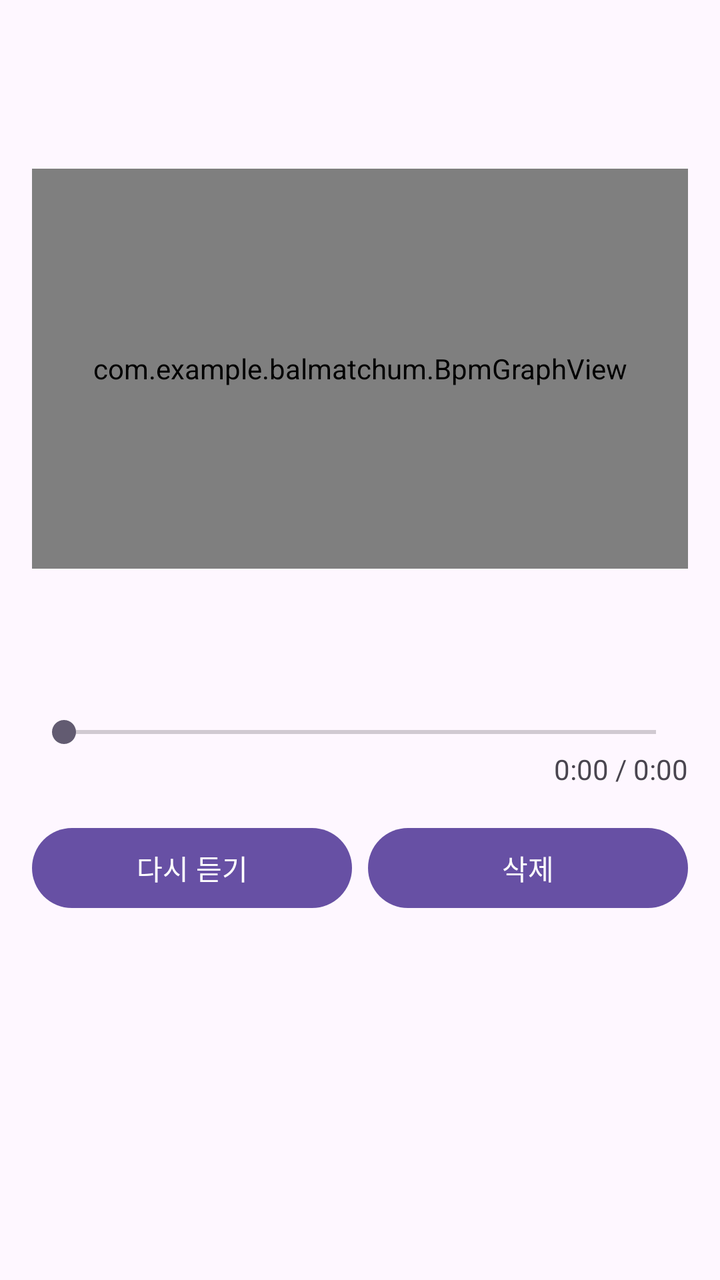
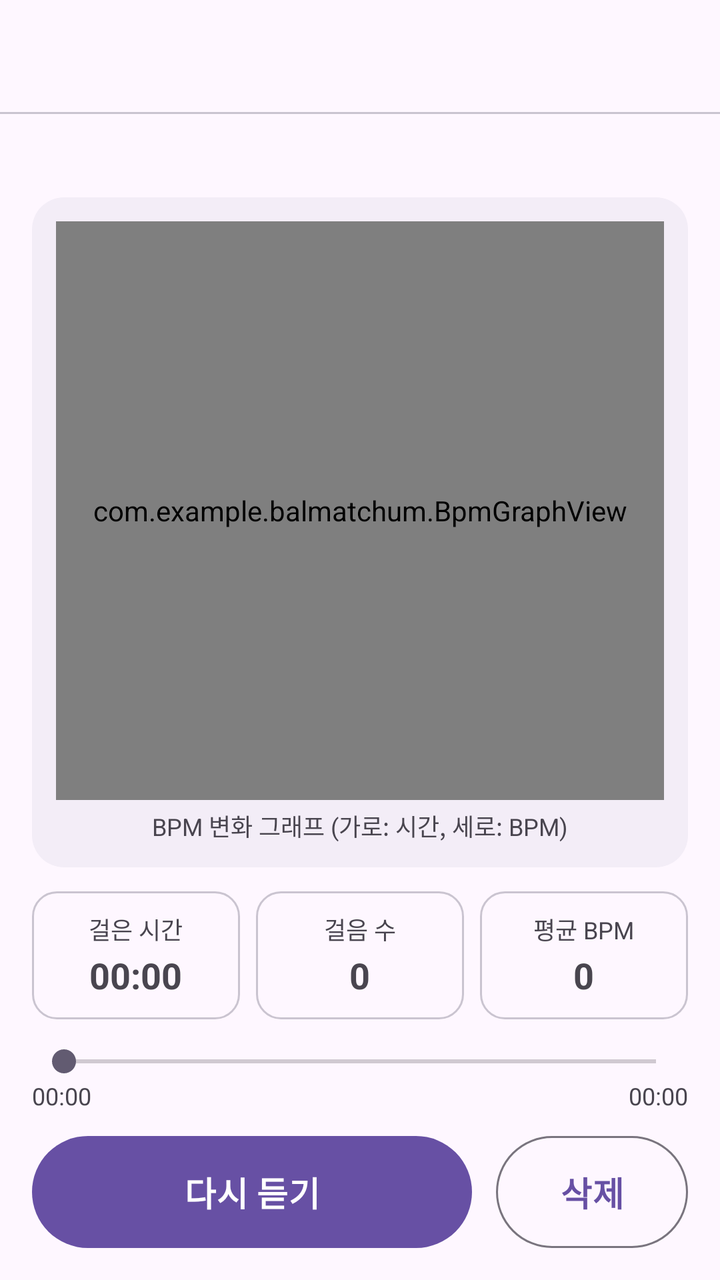

Screens rendered from an Android XML layout before and after an edit, with the pre-edit source and the edit as a unified diff.
<!-- AndroidManifest.xml: application theme Theme.Balmatchum -->
<!-- res/layout/activity_song_detail.xml -->
<?xml version="1.0" encoding="utf-8"?>
<FrameLayout xmlns:android="http://schemas.android.com/apk/res/android"
    android:layout_width="match_parent"
    android:layout_height="match_parent"
    android:fitsSystemWindows="true">


<ScrollView
    android:layout_width="match_parent"
    android:layout_height="match_parent">

<LinearLayout
    android:layout_width="match_parent"
    android:layout_height="wrap_content"
    android:orientation="vertical"
    android:padding="16dp">

    
    <TextView
        android:id="@+id/tvTitle"
        android:layout_width="match_parent"
        android:layout_height="wrap_content"
        android:textSize="22sp"
        android:textStyle="bold" />

    
    <TextView
        android:id="@+id/tvDate"
        android:layout_width="match_parent"
        android:layout_height="wrap_content"
        android:layout_marginTop="4dp" />

    
    <com.example.balmatchum.BpmGraphView
        android:id="@+id/graph"
        android:layout_width="match_parent"
        android:layout_height="200dp"
        android:layout_marginTop="16dp" />

    
    <TextView
        android:id="@+id/tvStats"
        android:layout_width="match_parent"
        android:layout_height="wrap_content"
        android:layout_marginTop="12dp"
        android:gravity="center"
        android:textSize="16sp" />

    
    <TextView
        android:id="@+id/tvSound"
        android:layout_width="match_parent"
        android:layout_height="wrap_content"
        android:layout_marginTop="4dp"
        android:gravity="center" />

    
    <SeekBar
        android:id="@+id/seek"
        android:layout_width="match_parent"
        android:layout_height="wrap_content"
        android:layout_marginTop="16dp" />

    
    <TextView
        android:id="@+id/tvTime"
        android:layout_width="match_parent"
        android:layout_height="wrap_content"
        android:gravity="end"
        android:text="0:00 / 0:00" />

    
    <LinearLayout
        android:layout_width="match_parent"
        android:layout_height="wrap_content"
        android:layout_marginTop="16dp"
        android:orientation="horizontal">

        <Button
            android:id="@+id/btnPlay"
            android:layout_width="0dp"
            android:layout_height="wrap_content"
            android:layout_weight="1"
            android:layout_marginEnd="8dp"
            android:text="다시 듣기" />

        <Button
            android:id="@+id/btnDelete"
            android:layout_width="0dp"
            android:layout_height="wrap_content"
            android:layout_weight="1"
            android:text="삭제" />
    </LinearLayout>
</LinearLayout>
</ScrollView>
</FrameLayout>
<!-- resources referenced by this layout -->
<resources>
  <style name="Theme.Balmatchum" parent="Base.Theme.Balmatchum" />
  <style name="Base.Theme.Balmatchum" parent="Theme.Material3.DayNight.NoActionBar">
          
          
      </style>
</resources>

<!-- the commit's change to res/layout/activity_song_detail.xml (unified diff, before → after) -->
@@ -1,96 +1,247 @@
 <?xml version="1.0" encoding="utf-8"?>
 <FrameLayout xmlns:android="http://schemas.android.com/apk/res/android"
+    xmlns:app="http://schemas.android.com/apk/res-auto"
     android:layout_width="match_parent"
     android:layout_height="match_parent"
     android:fitsSystemWindows="true">
 
-
-<ScrollView
-    android:layout_width="match_parent"
-    android:layout_height="match_parent">
-
 <LinearLayout
     android:layout_width="match_parent"
+    android:layout_height="match_parent"
+    android:orientation="vertical">
+
+    
+    <include layout="@layout/include_toolbar" />
+
+    <LinearLayout
+        android:layout_width="match_parent"
+        android:layout_height="0dp"
+        android:layout_weight="1"
+        android:orientation="vertical"
+        android:paddingStart="16dp"
+        android:paddingTop="12dp"
+        android:paddingEnd="16dp"
+        android:paddingBottom="16dp">
+
+        
+        <TextView
+            android:id="@+id/tvDate"
+            android:layout_width="match_parent"
+            android:layout_height="wrap_content"
+            android:textColor="?attr/colorOnSurfaceVariant"
+            android:textSize="13sp" />
+
+        
+        <LinearLayout
+            android:layout_width="match_parent"
+            android:layout_height="0dp"
+            android:layout_marginTop="12dp"
+            android:layout_weight="1"
+            android:background="@drawable/bg_panel"
+            android:minHeight="200dp"
+            android:orientation="vertical"
+            android:padding="12dp">
+
+            
+            <com.example.balmatchum.BpmGraphView
+                android:id="@+id/graph"
+                android:layout_width="match_parent"
+                android:layout_height="0dp"
+                android:layout_weight="1" />
+
+            <TextView
+                android:layout_width="match_parent"
+                android:layout_height="wrap_content"
+                android:layout_marginTop="4dp"
+                android:gravity="center"
+                android:text="BPM 변화 그래프 (가로: 시간, 세로: BPM)"
+                android:textColor="?attr/colorOnSurfaceVariant"
+                android:textSize="12sp" />
+        </LinearLayout>
+
+        
+        <include
+            layout="@layout/include_stat_tiles"
+            android:layout_width="match_parent"
+            android:layout_height="wrap_content"
+            android:layout_marginTop="12dp" />
+
+        
+        <SeekBar
+            android:id="@+id/seek"
+            android:layout_width="match_parent"
+            android:layout_height="wrap_content"
+            android:layout_marginTop="12dp" />
+
+        
+        <LinearLayout
+            android:layout_width="match_parent"
+            android:layout_height="wrap_content"
+            android:orientation="horizontal">
+
+            <TextView
+                android:id="@+id/tvTimeNow"
+                android:layout_width="0dp"
+                android:layout_height="wrap_content"
+                android:layout_weight="1"
+                android:text="00:00"
+                android:textColor="?attr/colorOnSurfaceVariant"
+                android:textSize="12sp" />
+
+            <TextView
+                android:id="@+id/tvTimeTotal"
+                android:layout_width="wrap_content"
+                android:layout_height="wrap_content"
+                android:text="00:00"
+                android:textColor="?attr/colorOnSurfaceVariant"
+                android:textSize="12sp" />
+        </LinearLayout>
+
+        
+        <LinearLayout
+            android:layout_width="match_parent"
+            android:layout_height="wrap_content"
+            android:layout_marginTop="12dp"
+            android:orientation="horizontal">
+
+            
+            <com.google.android.material.button.MaterialButton
+                android:id="@+id/btnPlay"
+                android:layout_width="0dp"
+                android:layout_height="56dp"
+                android:layout_weight="1"
+                android:insetTop="0dp"
+                android:insetBottom="0dp"
+                android:text="다시 듣기"
+                android:textSize="17sp"
+                android:textStyle="bold"
+                app:cornerRadius="28dp" />
+
+            
+            <com.google.android.material.button.MaterialButton
+                android:id="@+id/btnDelete"
+                style="@style/Widget.Material3.Button.OutlinedButton"
+                android:layout_width="96dp"
+                android:layout_height="56dp"
+                android:layout_marginStart="12dp"
+                android:insetTop="0dp"
+                android:insetBottom="0dp"
+                android:text="삭제"
+                android:textSize="17sp"
+                android:textStyle="bold"
+                app:cornerRadius="28dp" />
+        </LinearLayout>
+    </LinearLayout>
+</LinearLayout>
+</FrameLayout>
+<!-- res/layout/include_toolbar.xml (included above) -->
+<?xml version="1.0" encoding="utf-8"?>
+<merge xmlns:android="http://schemas.android.com/apk/res/android"
+    xmlns:app="http://schemas.android.com/apk/res-auto">
+
+    
+    <com.google.android.material.appbar.MaterialToolbar
+        android:id="@+id/toolbar"
+        android:layout_width="match_parent"
+        android:layout_height="56dp"
+        app:titleTextAppearance="@style/TextAppearance.Balmatchum.ToolbarTitle" />
+
+    
+    <View
+        android:layout_width="match_parent"
+        android:layout_height="1dp"
+        android:background="?attr/colorOutlineVariant" />
+</merge>
+<!-- res/layout/include_stat_tiles.xml (included above) -->
+<?xml version="1.0" encoding="utf-8"?>
+<LinearLayout xmlns:android="http://schemas.android.com/apk/res/android"
+    android:layout_width="match_parent"
     android:layout_height="wrap_content"
-    android:orientation="vertical"
-    android:padding="16dp">
-
-    
-    <TextView
-        android:id="@+id/tvTitle"
-        android:layout_width="match_parent"
+    android:orientation="horizontal">
+
+    
+    <LinearLayout
+        android:layout_width="0dp"
         android:layout_height="wrap_content"
-        android:textSize="22sp"
-        android:textStyle="bold" />
-
-    
-    <TextView
-        android:id="@+id/tvDate"
-        android:layout_width="match_parent"
+        android:layout_weight="1"
+        android:background="@drawable/bg_tile"
+        android:gravity="center"
+        android:orientation="vertical"
+        android:paddingTop="10dp"
+        android:paddingBottom="10dp">
+
+        <TextView
+            android:layout_width="wrap_content"
+            android:layout_height="wrap_content"
+            android:text="걸은 시간"
+            android:textColor="?attr/colorOnSurfaceVariant"
+            android:textSize="12sp" />
+
+        <TextView
+            android:id="@+id/tvStatTime"
+            android:layout_width="wrap_content"
+            android:layout_height="wrap_content"
+            android:layout_marginTop="2dp"
+            android:text="00:00"
+            android:textSize="18sp"
+            android:textStyle="bold" />
+    </LinearLayout>
+
+    
+    <LinearLayout
+        android:layout_width="0dp"
         android:layout_height="wrap_content"
-        android:layout_marginTop="4dp" />
-
-    
-    <com.example.balmatchum.BpmGraphView
-        android:id="@+id/graph"
-        android:layout_width="match_parent"
-        android:layout_height="200dp"
-        android:layout_marginTop="16dp" />
-
-    
-    <TextView
-        android:id="@+id/tvStats"
-        android:layout_width="match_parent"
+        android:layout_marginStart="8dp"
+        android:layout_marginEnd="8dp"
+        android:layout_weight="1"
+        android:background="@drawable/bg_tile"
+        android:gravity="center"
+        android:orientation="vertical"
+        android:paddingTop="10dp"
+        android:paddingBottom="10dp">
+
+        <TextView
+            android:layout_width="wrap_content"
+            android:layout_height="wrap_content"
+            android:text="걸음 수"
+            android:textColor="?attr/colorOnSurfaceVariant"
+            android:textSize="12sp" />
+
+        <TextView
+            android:id="@+id/tvStatSteps"
+            android:layout_width="wrap_content"
+            android:layout_height="wrap_content"
+            android:layout_marginTop="2dp"
+            android:text="0"
+            android:textSize="18sp"
+            android:textStyle="bold" />
+    </LinearLayout>
+
+    
+    <LinearLayout
+        android:layout_width="0dp"
         android:layout_height="wrap_content"
-        android:layout_marginTop="12dp"
+        android:layout_weight="1"
+        android:background="@drawable/bg_tile"
         android:gravity="center"
-        android:textSize="16sp" />
-
-    
-    <TextView
-        android:id="@+id/tvSound"
-        android:layout_width="match_parent"
-        android:layout_height="wrap_content"
-        android:layout_marginTop="4dp"
-        android:gravity="center" />
-
-    
-    <SeekBar
-        android:id="@+id/seek"
-        android:layout_width="match_parent"
-        android:layout_height="wrap_content"
-        android:layout_marginTop="16dp" />
-
-    
-    <TextView
-        android:id="@+id/tvTime"
-        android:layout_width="match_parent"
-        android:layout_height="wrap_content"
-        android:gravity="end"
-        android:text="0:00 / 0:00" />
-
-    
-    <LinearLayout
-        android:layout_width="match_parent"
-        android:layout_height="wrap_content"
-        android:layout_marginTop="16dp"
-        android:orientation="horizontal">
-
-        <Button
-            android:id="@+id/btnPlay"
-            android:layout_width="0dp"
-            android:layout_height="wrap_content"
-            android:layout_weight="1"
-            android:layout_marginEnd="8dp"
-            android:text="다시 듣기" />
-
-        <Button
-            android:id="@+id/btnDelete"
-            android:layout_width="0dp"
-            android:layout_height="wrap_content"
-            android:layout_weight="1"
-            android:text="삭제" />
+        android:orientation="vertical"
+        android:paddingTop="10dp"
+        android:paddingBottom="10dp">
+
+        <TextView
+            android:layout_width="wrap_content"
+            android:layout_height="wrap_content"
+            android:text="평균 BPM"
+            android:textColor="?attr/colorOnSurfaceVariant"
+            android:textSize="12sp" />
+
+        <TextView
+            android:id="@+id/tvStatAvg"
+            android:layout_width="wrap_content"
+            android:layout_height="wrap_content"
+            android:layout_marginTop="2dp"
+            android:text="0"
+            android:textSize="18sp"
+            android:textStyle="bold" />
     </LinearLayout>
 </LinearLayout>
-</ScrollView>
-</FrameLayout>
<!-- resource entries referenced after the edit -->
@@ -1,5 +1,26 @@
 <!-- resources referenced by this layout -->
 <resources>
+  <!-- drawable bg_panel (drawable) -->
+  <?xml version="1.0" encoding="utf-8"?>
+  <shape xmlns:android="http://schemas.android.com/apk/res/android"
+      android:shape="rectangle">
+      <corners android:radius="16dp" />
+      
+      <solid android:color="?attr/colorSurfaceContainer" />
+  </shape>
+  <!-- drawable bg_tile (drawable) -->
+  <?xml version="1.0" encoding="utf-8"?>
+  <shape xmlns:android="http://schemas.android.com/apk/res/android"
+      android:shape="rectangle">
+      <corners android:radius="12dp" />
+      <stroke
+          android:width="1dp"
+          android:color="?attr/colorOutlineVariant" />
+  </shape>
+  <style name="TextAppearance.Balmatchum.ToolbarTitle" parent="TextAppearance.Material3.TitleLarge">
+          <item name="android:textSize">20sp</item>
+          <item name="android:textStyle">bold</item>
+      </style>
   <style name="Theme.Balmatchum" parent="Base.Theme.Balmatchum" />
   <style name="Base.Theme.Balmatchum" parent="Theme.Material3.DayNight.NoActionBar">
           
